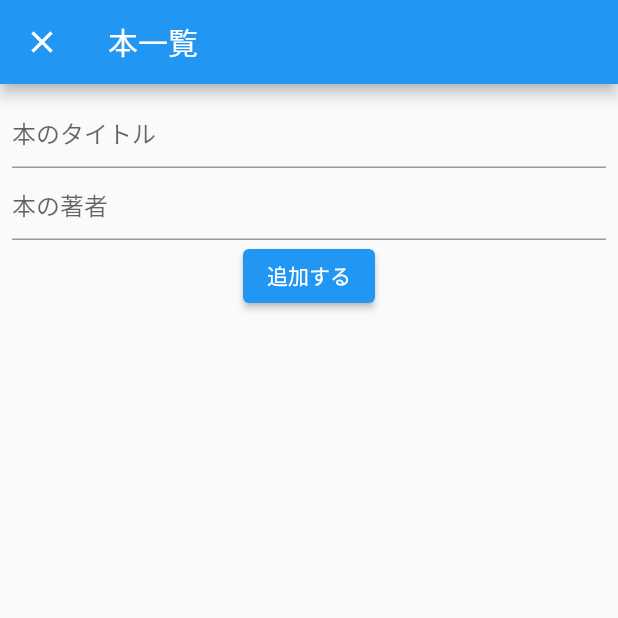
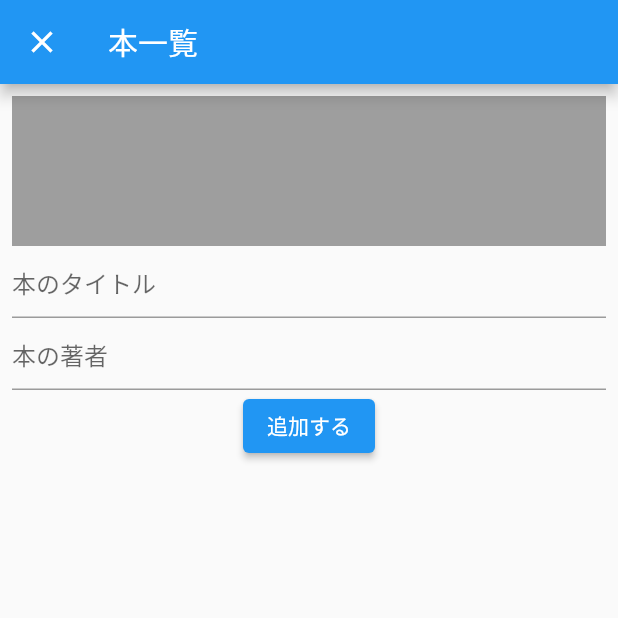
Before and after one commit to asahaya/todo211031, a Flutter app: the screen it shows after launch, after a tap on the "add" icon, on a phone screen of 412 x 824 dp, the top half of it. Run offline on Flutter 3.47's test engine with Material 2 defaults, Android fonts, the phone set to English and light mode, and no system bars; our stand-ins replace cloud_firestore, firebase_core, flutter_slidable, image_picker; accounts and stored records are empty.

Commit message:
07_Storage(20:05_カメラ許可手前）

```diff
--- a/lib/add_book/add_book_model.dart
+++ b/lib/add_book/add_book_model.dart
@@ -1,24 +1,35 @@
+import 'dart:io';
+
 import 'package:cloud_firestore/cloud_firestore.dart';
 import 'package:flutter/material.dart';
+import 'package:image_picker/image_picker.dart';
 import 'package:todo211031/domain/book.dart';
 
 class AddBookModel extends ChangeNotifier {
-
   String? title;
   String? author;
 
-  Future addBook() async{
-    if(title==null || title==""){
+  File? imageFile;
+  final picker = ImagePicker();
+
+  Future addBook() async {
+    if (title == null || title == "") {
       throw "タイトルが空";
     }
-    if(author==null || author!.isEmpty){
+    if (author == null || author!.isEmpty) {
       throw "著者が空";
     }
     //firestoreに追加
-   await FirebaseFirestore.instance.collection('books').add({
-       "title": title,
+    await FirebaseFirestore.instance.collection('books').add({
+      "title": title,
       "author": author,
-      });
+    });
   }
 
+  Future pickImage() async {
+    final pickerFile = await picker.pickImage(source: ImageSource.gallery);
+    if (pickerFile != null) {
+      imageFile = File(pickerFile.path);
+    }
+  }
 }
--- a/lib/add_book/add_book_page.dart
+++ b/lib/add_book/add_book_page.dart
@@ -20,6 +20,20 @@ class AddBookPage extends StatelessWidget {
               padding: const EdgeInsets.all(8.0),
               child: Column(
                 children: [
+                  GestureDetector(
+                    child: SizedBox(
+                      height: 100,
+                      child: model.imageFile!=null
+                      ? Image.file(model.imageFile!)
+                      : Container(
+                        color: Colors.grey,
+                      ),
+                    ),
+                    onTap:() async{
+                     await model.pickImage();
+                     print("YES!!!!!!!!!!");
+                    },
+                  ),
                   TextField(
                     decoration: InputDecoration(
                       hintText: "本のタイトル",
--- a/lib/book_list/book_list_model.dart
+++ b/lib/book_list/book_list_model.dart
@@ -16,11 +16,13 @@ class BookListModel extends ChangeNotifier {
       final String id = document.id;
       final String title = data['title'];
       final String author = data['author'];
-      return Book(id,title, author);
+      final String? imageURL = data['imageURL'];
+      return Book(id,title, author,imageURL);
     }).toList();
 
       this.books = books;
       notifyListeners();
+
     }
 
     Future deleteBook(Book book)async{
--- a/lib/book_list/book_list_page.dart
+++ b/lib/book_list/book_list_page.dart
@@ -29,6 +29,9 @@ class BookListPage extends StatelessWidget {
                   (book) => Slidable(
                     actionPane: SlidableDrawerActionPane(),
                     child: ListTile(
+                      leading: book.imageURL != null
+                          ? Image.network(book.imageURL!)
+                          : null,
                       title: Text(book.title),
                       subtitle: Text(book.author),
                     ),
@@ -116,6 +119,7 @@ class BookListPage extends StatelessWidget {
               onPressed: ()async{
                 //modelで削除
                 await model.deleteBook(book);
+                Navigator.pop(context);
                 final snackbar = SnackBar(
                     backgroundColor: Colors.red,
                     content: Text("${book.title}を削除しました"));
--- a/lib/domain/book.dart
+++ b/lib/domain/book.dart
@@ -1,8 +1,9 @@
 import 'package:flutter/material.dart';
 
 class Book{
-  Book(this.id,this.title,this.author);
+  Book(this.id,this.title,this.author,this.imageURL);
   String id;
   String title;
   String author;
+  String? imageURL;
 }
--- a/pubspec.yaml
+++ b/pubspec.yaml
@@ -37,6 +37,9 @@ dependencies:
   firebase_storage: "^10.0.5"
   provider: ^6.0.1
   flutter_slidable: ^0.6.0
+
+  image_picker: ^0.8.4+4
+
 
 
 dev_dependencies:
```
Also changed, not shown: pubspec.lock.
